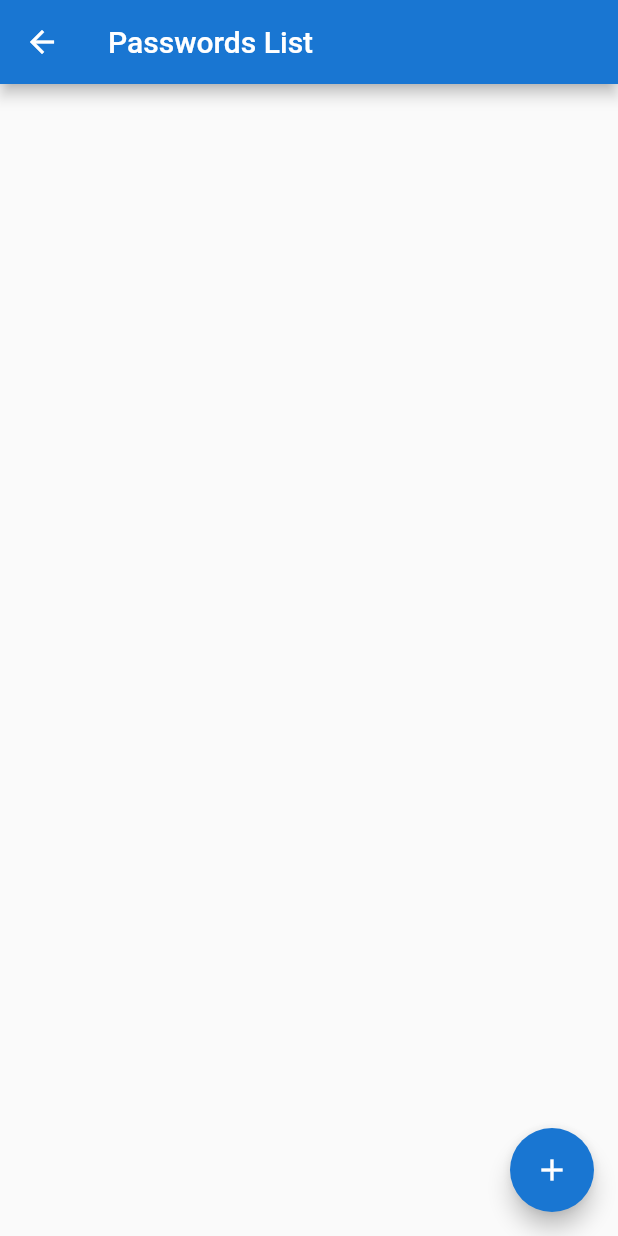
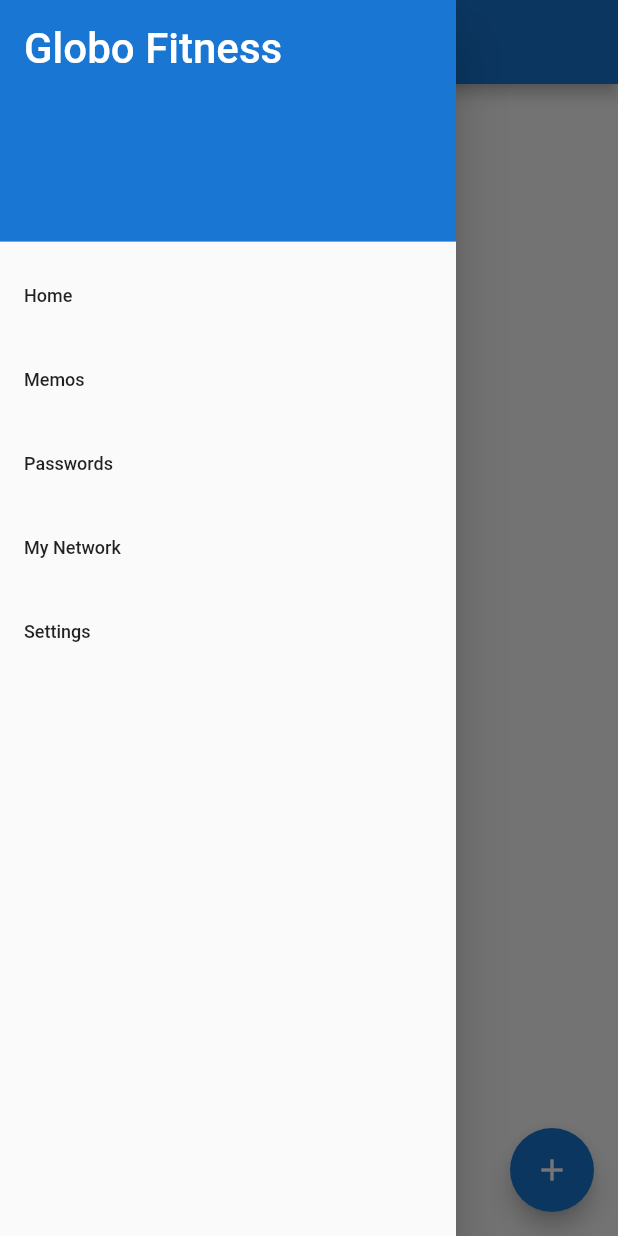
Before and after one commit to cr1pto/mobile-samples, a Flutter app: the PasswordsScreen screen opened directly, with the side drawer open (before the commit the screen has no drawer), on a phone screen of 412 x 824 dp. Run offline on Flutter 3.47's test engine with Material 2 defaults, Android fonts, the phone set to English and light mode, and no system bars; our stand-ins replace sembast, shared_preferences; missing offline and left inert: network_info_plus; accounts and stored records are empty.

Commit message:
update sample to include additional values; more network stuff

```diff
--- a/glob_app/lib/screens/passwords.dart
+++ b/glob_app/lib/screens/passwords.dart
@@ -1,8 +1,10 @@
 import 'package:flutter/material.dart';
+import 'package:glob_app/data/sembast_db.dart';
 import 'package:glob_app/data/shared_prefs.dart';
 import 'package:glob_app/models/password.dart';
 import 'package:glob_app/screens/password_detail.dart';
 import 'package:glob_app/screens/viewable.dart';
+import 'package:glob_app/shared/menu_bar.dart';
 
 class PasswordsScreen extends StatefulWidget implements Viewable {
  static const String widgetName = 'Passwords List';
@@ -22,13 +24,18 @@ class _PasswordsScreenState extends State<PasswordsScreen> {
   int settingColor = 0xff1976d2;
   double fontSize = 16;
   SPSettings settings = SPSettings();
+  SembastDb sembastDb = SembastDb();
+  List<Password> passwords = <Password>[];
+  late List<Widget> allPasswords = <Widget>[];
 
   @override
   void initState() {
-    settings.init().then((value) {
+    settings.init().then((value) async {
+      passwords = await sembastDb.getPasswords();
       setState(() {
         settingColor = settings.getColor();
         fontSize = settings.getFontSize();
+        allPasswords = buildPasswordView(context);
       });
     });
     super.initState();
@@ -41,7 +48,10 @@ class _PasswordsScreenState extends State<PasswordsScreen> {
         title: const Text(PasswordsScreen.widgetName),
         backgroundColor: Color(settingColor),
       ),
-      body: Container(),
+      drawer: const MenuDrawer(),
+      body: ListView(
+        children: buildPasswordView(context),
+      ),
       floatingActionButton: FloatingActionButton(
         child: const Icon(Icons.add),
         backgroundColor: Color(settingColor),
@@ -49,11 +59,51 @@ class _PasswordsScreenState extends State<PasswordsScreen> {
           showDialog(
             context: context,
             builder: (context) {
-              return PasswordDetailDialog(Password('', ''), true);
+              Password pwd = Password('', '');
+              return PasswordDetailDialog(pwd, true, sembastDb);
             }
           );
         }
       ),
     );
   }
+
+  List<Widget> buildPasswordView(BuildContext parentContext) {
+    List<ListTile> allPasswords = <ListTile>[];
+    for(Password pwd in passwords){
+      allPasswords.add(ListTile(
+        title: Text(pwd.name),
+        onLongPress: () {
+          showDialog(
+            context: parentContext,
+            builder: (context) {
+              return AlertDialog(
+                title: Text('Delete ${pwd.name}?'),
+                actions: [
+                  TextButton(
+                      child: Text('Delete'),
+                      onPressed: () async {
+                        await sembastDb.deletePassword(pwd);
+                        Navigator.pop(context);
+                        Navigator.push(context,
+                            MaterialPageRoute(builder: (context) => PasswordsScreen()));
+                      }),
+                  TextButton(
+                      onPressed: () => Navigator.pop(context), child: Text('Cancel'))
+                ],
+              );
+            });
+        },
+        onTap: () {
+          showDialog(
+            context: parentContext,
+            builder: (context) {
+              return PasswordDetailDialog(Password(pwd.name, pwd.password), false, sembastDb);
+            }
+          );
+        },
+      ));
+    }
+    return allPasswords;
+  }
 }
--- /dev/null
+++ b/glob_app/lib/shared/menu_bar.dart
@@ -0,0 +1,88 @@
+import 'package:flutter/material.dart';
+import 'package:glob_app/data/shared_prefs.dart';
+import 'package:glob_app/screens/home.dart';
+import 'package:glob_app/screens/memos.dart';
+import 'package:glob_app/screens/my_network.dart';
+import 'package:glob_app/screens/passwords.dart';
+import 'package:glob_app/screens/settings.dart';
+
+class MenuDrawer extends StatefulWidget {
+  const MenuDrawer({Key? key}) : super(key: key);
+
+  @override
+  _MenuDrawerState createState() => _MenuDrawerState();
+}
+
+class _MenuDrawerState extends State<MenuDrawer> {
+  SPSettings settings = SPSettings();
+  int settingColor = 0xff1976d2;
+  double fontSize = 16;
+
+  List<Widget> buildMenuItems(BuildContext context) {
+    final List<String> menuTitles = [
+      'Home',
+      'Memos',
+      'Passwords',
+      'My Network',
+      'Settings'
+    ];
+
+    List<Widget> menuItems = [];
+    menuItems.add(DrawerHeader(
+        decoration: BoxDecoration(color: Color(settingColor)),
+        child: const Text('Globo Fitness',
+            style: TextStyle(color: Colors.white, fontSize: 28))));
+    //iterate through all menuItems and assign title to widgets
+    for (var element in menuTitles) {
+      Widget screen = Container();
+      menuItems.add(ListTile(
+        title: Text(element, style: TextStyle(fontSize: fontSize)),
+        onTap: () {
+          // screen = Viewable().getWidget(element)
+          switch (element) {
+            case 'Home':
+              screen = HomeScreen();
+              break;
+            case 'Memos':
+              screen = const MemoScreen();
+              break;
+            case 'Passwords':
+              screen = const PasswordsScreen();
+              break;
+            case 'My Network':
+              screen = const MyNetworkScreen();
+              break;
+            case 'Settings':
+              screen = const SettingsScreen();
+              break;
+          }
+
+          // pop the stack so that the drawer doesn't open up again since it gets pushed onto the navigation route stack
+          Navigator.of(context).pop();
+          Navigator.of(context)
+              .push(MaterialPageRoute(builder: (context) => screen));
+        },
+      ));
+    }
+    return menuItems;
+  }
+
+  @override
+  void initState() {
+    settings.init().then((value) => {
+      setState(() {
+        settingColor = settings.getColor();
+        fontSize = settings.getFontSize();
+      })
+    });
+    super.initState();
+  }
+
+  @override
+  Widget build(BuildContext context) {
+    return Drawer(
+        child: ListView(
+          children: buildMenuItems(context),
+        ));
+  }
+}
--- a/glob_app/pubspec.yaml
+++ b/glob_app/pubspec.yaml
@@ -37,6 +37,7 @@ dependencies:
   shared_preferences: ^2.0.13
   sembast: ^3.1.2
   path_provider: ^2.0.9
+  network_info_plus: ^2.1.3
 
 dev_dependencies:
   flutter_test:
```
Also changed, not shown: glob_app/lib/data/sembast_db.dart (+32 -13 lines), glob_app/lib/models/network_settings.dart (added, +17 -0 lines), glob_app/lib/models/note.dart (added, +21 -0 lines), glob_app/lib/screens/memos.dart (+22 -24 lines), glob_app/lib/screens/my_network.dart (+48 -13 lines), glob_app/lib/screens/password_detail.dart (+21 -18 lines), glob_app/pubspec.lock, 1 other file.
